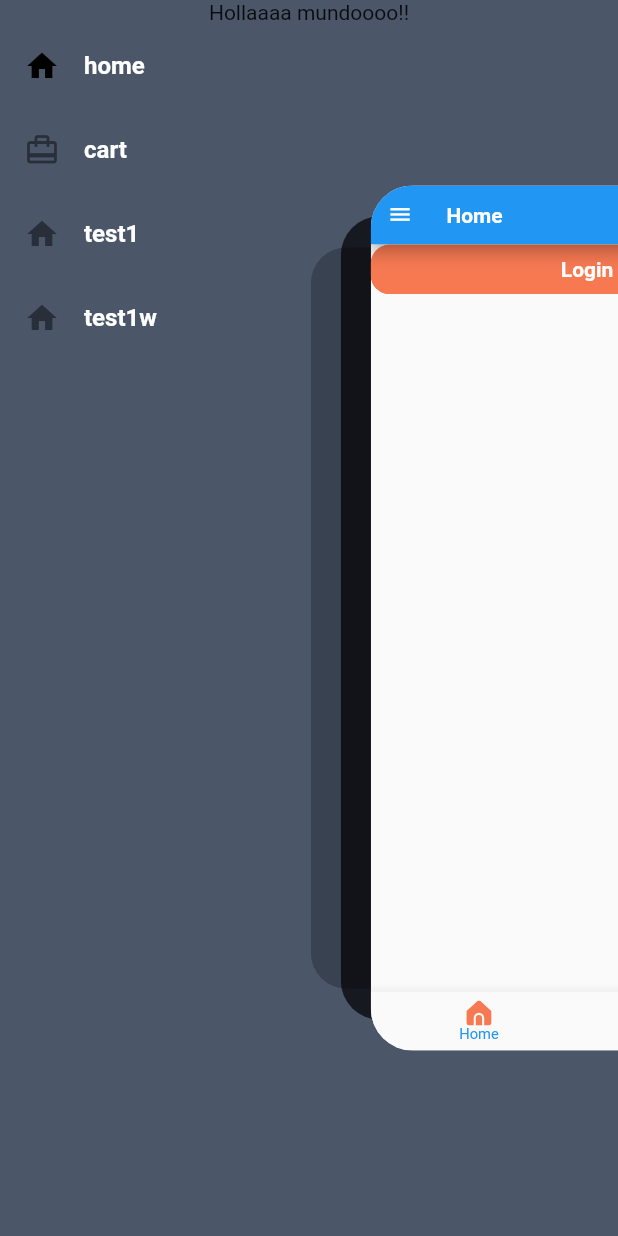
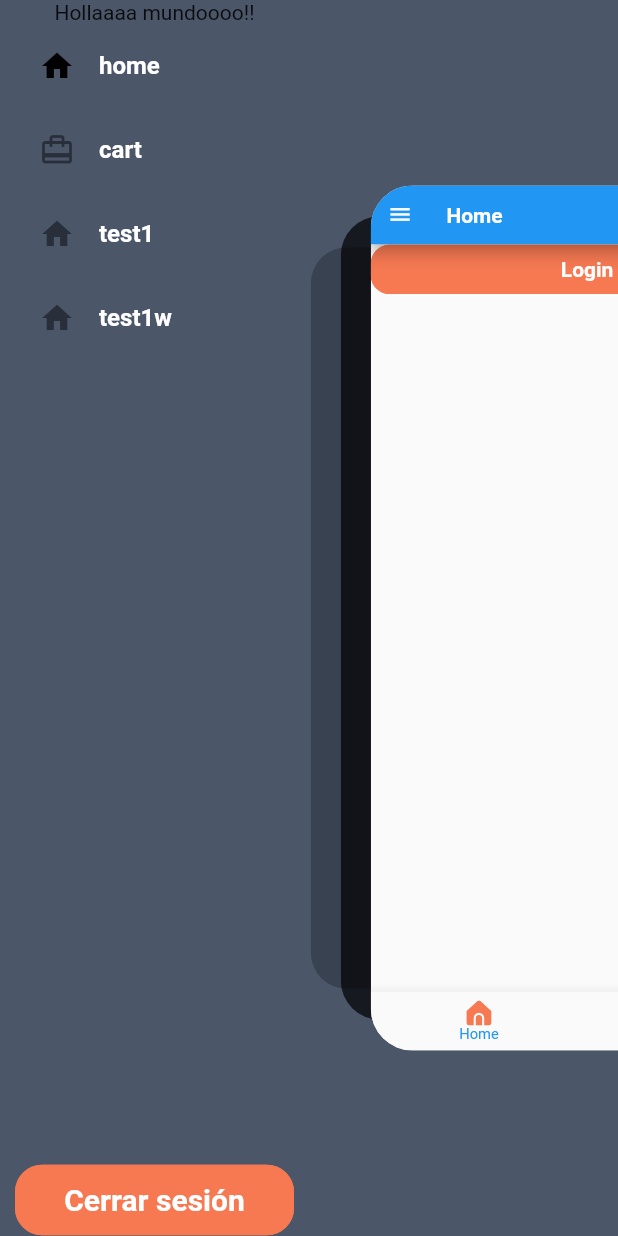
Before and after one commit to stivengm/ShopApp, a Flutter app: the screen it shows after launch, after a tap on the "menu" icon, on a phone screen of 412 x 824 dp. Run offline on Flutter 3.47's test engine with Material 2 defaults, Android fonts, the phone set to English and light mode, and no system bars; drawn by our look-alikes of flutter_zoom_drawer; our stand-ins replace bloc, flutter_svg.

Commit message:
Ajuste de menú y creación de botón cerrar sesión.

```diff
--- a/lib/gui/templates/menu_view.dart
+++ b/lib/gui/templates/menu_view.dart
@@ -1,5 +1,7 @@
 import 'package:flutter/material.dart';
+import 'package:flutter_zoom_drawer/flutter_zoom_drawer.dart';
 import 'package:shop_app/constants.dart';
+import 'package:shop_app/gui/widgets/primary_button.dart';
 import 'package:shop_app/gui/widgets/text_app.dart';
 
 
@@ -37,9 +39,13 @@ class MenuDrawerZoomView extends StatelessWidget {
 
   @override
   Widget build(BuildContext context) {
+    Size size = MediaQuery.of(context).size;
     return Scaffold(
       backgroundColor: const Color(0xFF4B5669),
       body: SafeArea(
+        child: Container(
+          padding: const EdgeInsets.symmetric(horizontal: 10.0),
+          width: size.width * .5,
           child: Column(
             children: [
               const Text("Hollaaaa mundoooo!!"),
@@ -52,8 +58,12 @@ class MenuDrawerZoomView extends StatelessWidget {
                     ],
                   ),
                 ),
-            )
+              ),
+              PrimaryButton(text: 'Cerrar sesión', onPressed: () {
+                ZoomDrawer.of(context)!.close();
+              })
             ],
+          ),
         ),
       ),
     );
```
Also changed, not shown: lib/gui/views/register_view/register_view.dart (+19 -4 lines). Lines whose indentation alone changed are shown as unchanged.
